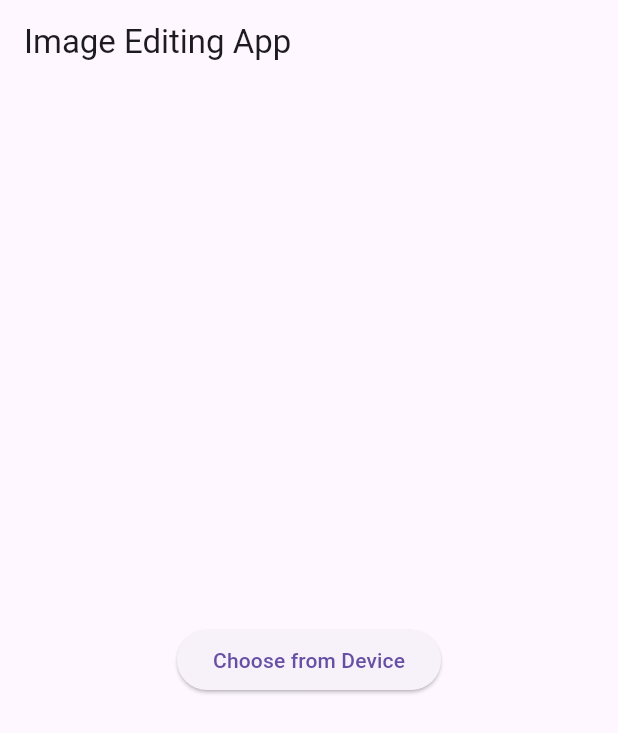
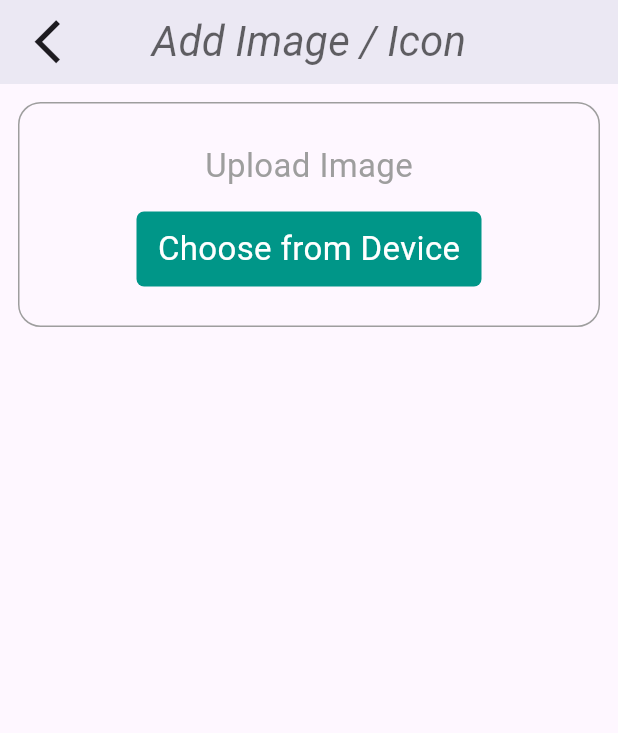
Before and after one commit to JakariaKhan-CSE/Simple-Image-Editing-App, a Flutter app: the screen it shows after launch, on a phone screen of 412 x 824 dp. Shown: the top 733 px of the screen. Run offline on Flutter 3.47's test engine with Material 3 defaults, Android fonts, the phone set to English and light mode, and no system bars; our stand-ins replace fluttertoast, image_cropper, image_picker.

Commit message:
home page design 80% complete.

```diff
--- a/lib/main.dart
+++ b/lib/main.dart
@@ -3,6 +3,8 @@ import 'package:flutter/material.dart';
 import 'package:image_picker/image_picker.dart';
 import 'package:image_cropper/image_cropper.dart';
 import 'package:fluttertoast/fluttertoast.dart';
+import 'package:simple_photo_edit/screen/home_page.dart';
+import 'package:simple_photo_edit/screen/old_home.dart';
 
 void main() => runApp(MyApp());
 
@@ -10,6 +12,7 @@ class MyApp extends StatelessWidget {
   @override
   Widget build(BuildContext context) {
     return MaterialApp(
+      debugShowCheckedModeBanner: false,
       title: 'Image Editing App',
       theme: ThemeData(
         primarySwatch: Colors.blue,
@@ -18,156 +21,3 @@ class MyApp extends StatelessWidget {
     );
   }
 }
-
-class HomePage extends StatefulWidget {
-  @override
-  _HomePageState createState() => _HomePageState();
-}
-
-class _HomePageState extends State<HomePage> {
-  late File _image;
-  bool _isImageSelected = false;
-
-  // Image editing flags
-  bool _isFlipped = false;
-  double _rotationAngle = 0;
-  final ImagePicker _picker = ImagePicker();
-
-  // Method to pick image from gallery
-  _getImageFromGallery() async {
-    final XFile? pickedFile = await _picker.pickImage(source: ImageSource.gallery);
-
-    if (pickedFile != null) {
-      setState(() {
-        _image = File(pickedFile.path);
-        _isImageSelected = true;
-      });
-    }
-  }
-
-  // Crop image
-  Future<void> _cropImage() async {
-    CroppedFile? croppedFile = await ImageCropper().cropImage(
-      sourcePath: _image.path,
-
-    );
-    if (croppedFile != null) {
-      setState(() {
-        _image = File(croppedFile.path);
-      });
-    }
-  }
-
-  // Rotate image
-  void _rotateImage() {
-    setState(() {
-      _rotationAngle += 90;
-      if (_rotationAngle >= 360) _rotationAngle = 0;
-    });
-  }
-
-  // Flip image
-  void _flipImage() {
-    setState(() {
-      _isFlipped = !_isFlipped;
-    });
-  }
-
-  // Show Image in AlertDialog
-  void _showImageDialog() {
-    showDialog(
-      context: context,
-      builder: (BuildContext context) {
-        return AlertDialog(
-          content: Column(
-            mainAxisSize: MainAxisSize.min,
-            children: [
-              Transform.rotate(
-                angle: _rotationAngle * 3.14159 / 180,
-                child: _isFlipped
-                    ? Transform.scale(scaleX: -1, child: Image.file(_image))
-                    : Image.file(_image),
-              ),
-              const SizedBox(height: 10),
-              Row(
-                mainAxisAlignment: MainAxisAlignment.center,
-                children: [
-                  IconButton(
-                    icon: const Icon(Icons.favorite),
-                    onPressed: () {
-                      // Wrap the image with love frame
-                      Fluttertoast.showToast(msg: "Image inside love framework!");
-                    },
-                  ),
-                  IconButton(
-                    icon: const Icon(Icons.circle),
-                    onPressed: () {
-                      // Wrap the image inside circle framework
-                      Fluttertoast.showToast(msg: "Image inside circle framework!");
-                    },
-                  ),
-                  IconButton(
-                    icon: const Icon(Icons.crop_square),
-                    onPressed: () {
-                      // Wrap the image inside square framework
-                      Fluttertoast.showToast(msg: "Image inside square framework!");
-                    },
-                  ),
-                  IconButton(
-                    icon: const Icon(Icons.crop_rounded),
-                    onPressed: () {
-                      // Wrap the image inside rectangle framework
-                      Fluttertoast.showToast(msg: "Image inside rectangle framework!");
-                    },
-                  ),
-                ],
-              ),
-            ],
-          ),
-        );
-      },
-    );
-  }
-
-  @override
-  Widget build(BuildContext context) {
-    return Scaffold(
-      appBar: AppBar(
-        title: const Text("Image Editing App"),
-        actions: [
-          if (_isImageSelected)
-            IconButton(
-              icon: const Icon(Icons.crop),
-              onPressed: _cropImage,
-            ),
-          if (_isImageSelected)
-            IconButton(
-              icon: const Icon(Icons.rotate_right),
-              onPressed: _rotateImage,
-            ),
-          if (_isImageSelected)
-            IconButton(
-              icon: const Icon(Icons.flip),
-              onPressed: _flipImage,
-            ),
-        ],
-      ),
-      body: Center(
-        child: _isImageSelected
-            ? GestureDetector(
-          onTap: _showImageDialog,
-          child: Transform.rotate(
-            angle: _rotationAngle * 3.14159 / 180,
-            child: _isFlipped
-                ? Transform.scale(scaleX: -1, child: Image.file(_image))
-                : Image.file(_image),
-          ),
-        )
-            : ElevatedButton(
-          onPressed: _getImageFromGallery,
-          child: const Text("Choose from Device"),
-        ),
-      ),
-    );
-  }
-}
--- /dev/null
+++ b/lib/screen/home_page.dart
@@ -0,0 +1,76 @@
+import 'package:flutter/material.dart';
+
+class HomePage extends StatefulWidget {
+  const HomePage({super.key});
+
+  @override
+  State<HomePage> createState() => _HomePageState();
+}
+
+class _HomePageState extends State<HomePage> {
+  @override
+  Widget build(BuildContext context) {
+    final size = MediaQuery.of(context).size;
+    return Scaffold(
+      appBar: AppBar(
+        leading: Padding(
+          padding: const EdgeInsets.only(left: 15),
+          child: IconButton(onPressed: (){}, icon: Icon((Icons.arrow_back_ios),size: 35,)),
+        ),
+        elevation: 10,
+        backgroundColor: Colors.white,
+        title: Text('Add Image / Icon',style: TextStyle(
+          fontSize: 28,
+          fontStyle: FontStyle.italic,
+          color: Colors.black.withOpacity(0.6)
+        ),),
+        centerTitle: true,
+      ),
+      body: SafeArea(child:
+      Padding(
+        padding: const EdgeInsets.all(12.0),
+        child: Column(children: [
+          Container(
+            width: double.infinity,
+            height: 150,
+            decoration: BoxDecoration(
+                border: Border.all(color: Colors.grey),
+              borderRadius: BorderRadius.circular(15)
+            ),
+            child: Column(
+              mainAxisAlignment: MainAxisAlignment.center,
+              children: [
+                Text('Upload Image',style: TextStyle(
+                  color: Colors.grey,
+                  fontSize: 22
+                ),),
+                SizedBox(
+                  height: 15,
+                ),
+                GestureDetector(
+                  onTap: (){
+
+                  },
+                  child: Container(
+                    height: 50,
+                    width: 230,
+                    decoration: BoxDecoration(
+                      borderRadius: BorderRadius.circular(5),
+                      color: Colors.teal
+                    ),
+                    child: Center(
+                      child: Text('Choose from Device',style: TextStyle(
+                        color: Colors.white,
+                        fontSize: 22
+                      ),),
+                    ),
+                  ),
+                )
+              ],
+            ),
+          )
+        ],),
+      )),
+    );
+  }
+}
--- a/pubspec.yaml
+++ b/pubspec.yaml
@@ -62,8 +62,8 @@ flutter:
   uses-material-design: true
 
   # To add assets to your application, add an assets section, like this:
-  # assets:
-  #   - images/a_dot_burr.jpeg
+  assets:
+     - assets/
   #   - images/a_dot_ham.jpeg
 
   # An image asset can refer to one or more resolution-specific "variants", see
```
Also changed, not shown: lib/screen/old_home.dart (added, +159 -0 lines), assets/frame_1.png (added), assets/frame_2.png (added), assets/frame_3.png (added), assets/frame_4.png (added), assets/splash.jpg (added).
